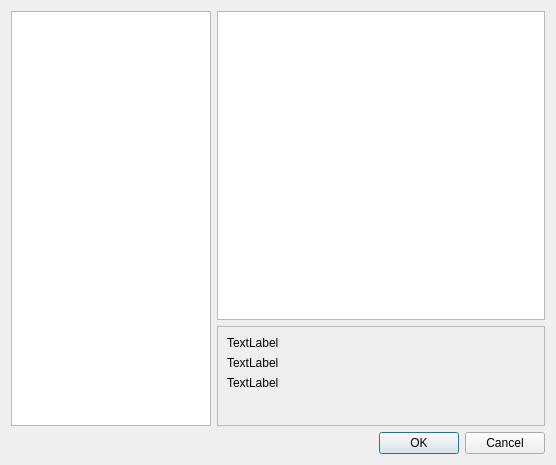
Before: the Qt Designer form kde4/pardusman/ui/uipackages.ui in pars-linux/uludag, drawn with Qt 5.
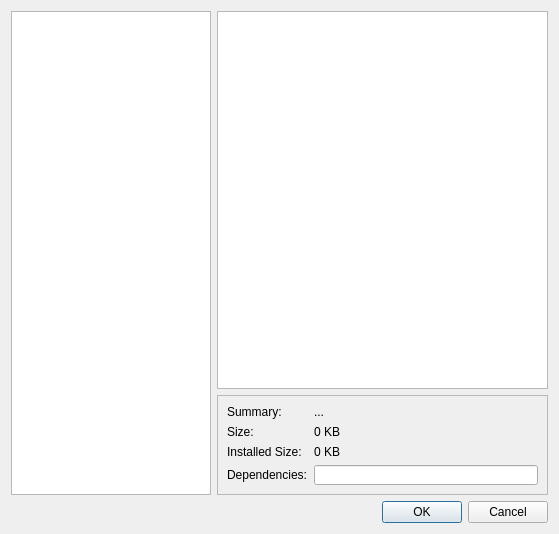
After: the same form once the commit is applied.

```diff
--- a/kde4/pardusman/ui/uipackages.ui
+++ b/kde4/pardusman/ui/uipackages.ui
@@ -6,8 +6,8 @@
    <rect>
     <x>0</x>
     <y>0</y>
-    <width>556</width>
-    <height>465</height>
+    <width>559</width>
+    <height>534</height>
    </rect>
   </property>
   <property name="windowTitle">
@@ -53,40 +53,58 @@
      <property name="frameShadow">
       <enum>QFrame::Raised</enum>
      </property>
-     <layout class="QGridLayout" name="gridLayout" columnstretch="0">
+     <layout class="QGridLayout" name="gridLayout">
       <item row="0" column="0">
-       <widget class="QLabel" name="label">
+       <widget class="QLabel" name="label_3">
         <property name="text">
-         <string>TextLabel</string>
+         <string>Summary:</string>
         </property>
        </widget>
       </item>
       <item row="1" column="0">
-       <widget class="QLabel" name="label_2">
+       <widget class="QLabel" name="label">
         <property name="text">
-         <string>TextLabel</string>
+         <string>Size:</string>
+        </property>
+       </widget>
+      </item>
+      <item row="1" column="1">
+       <widget class="QLabel" name="labelSize">
+        <property name="text">
+         <string>0 KB</string>
         </property>
        </widget>
       </item>
       <item row="2" column="0">
-       <widget class="QLabel" name="label_3">
+       <widget class="QLabel" name="label_2">
         <property name="text">
-         <string>TextLabel</string>
+         <string>Installed Size:</string>
+        </property>
+       </widget>
+      </item>
+      <item row="2" column="1">
+       <widget class="QLabel" name="labelInstalledSize">
+        <property name="text">
+         <string>0 KB</string>
         </property>
        </widget>
       </item>
       <item row="3" column="0">
-       <spacer name="verticalSpacer">
-        <property name="orientation">
-         <enum>Qt::Vertical</enum>
+       <widget class="QLabel" name="label_4">
+        <property name="text">
+         <string>Dependencies:</string>
         </property>
-        <property name="sizeHint" stdset="0">
-         <size>
-          <width>20</width>
-          <height>23</height>
-         </size>
+       </widget>
+      </item>
+      <item row="3" column="1">
+       <widget class="QLineEdit" name="lineDependencies"/>
+      </item>
+      <item row="0" column="1">
+       <widget class="QLabel" name="labelSummary">
+        <property name="text">
+         <string>...</string>
         </property>
-       </spacer>
+       </widget>
       </item>
      </layout>
     </widget>
```
Left out of the diff: 5 changed lines with no effect on the pictures.
